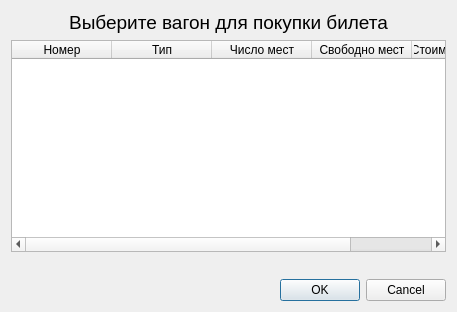
This is dialog_buyticket.ui in zloysergunya/IS_Airport as Qt 5 draws it before an edit. The edited form follows.
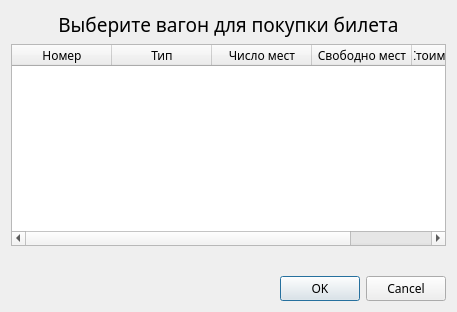
This is the edited form.

The edit to the form file:
```diff
--- a/dialog_buyticket.ui
+++ b/dialog_buyticket.ui
@@ -10,6 +10,11 @@
     <height>312</height>
    </rect>
   </property>
+  <property name="font">
+   <font>
+    <family>Mongolian Baiti</family>
+   </font>
+  </property>
   <property name="windowTitle">
    <string>Dialog</string>
   </property>
@@ -18,6 +23,7 @@
     <widget class="QLabel" name="mainLabel">
      <property name="font">
       <font>
+       <family>Mongolian Baiti</family>
        <pointsize>14</pointsize>
       </font>
      </property>
```
